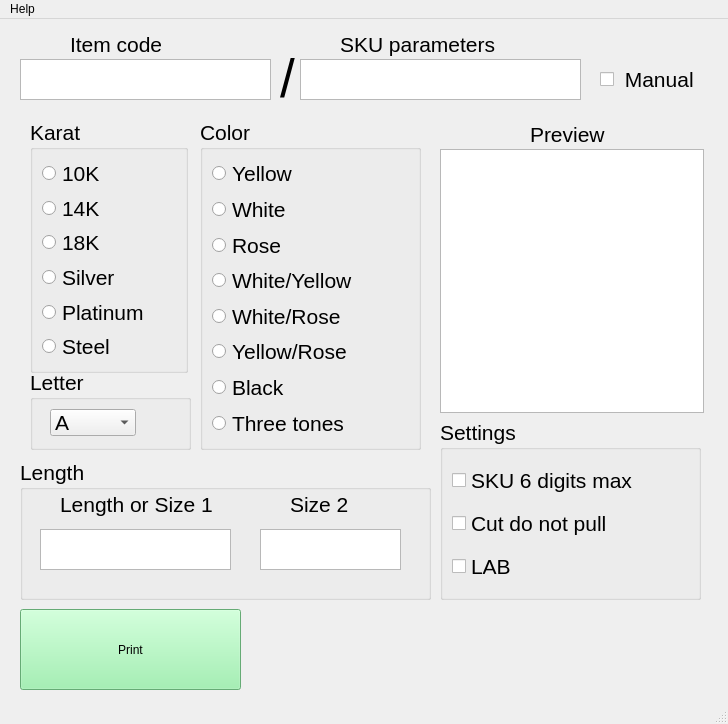
First picture: the form in QRtag.ui, repository svedbox/QRtag, before the edit.
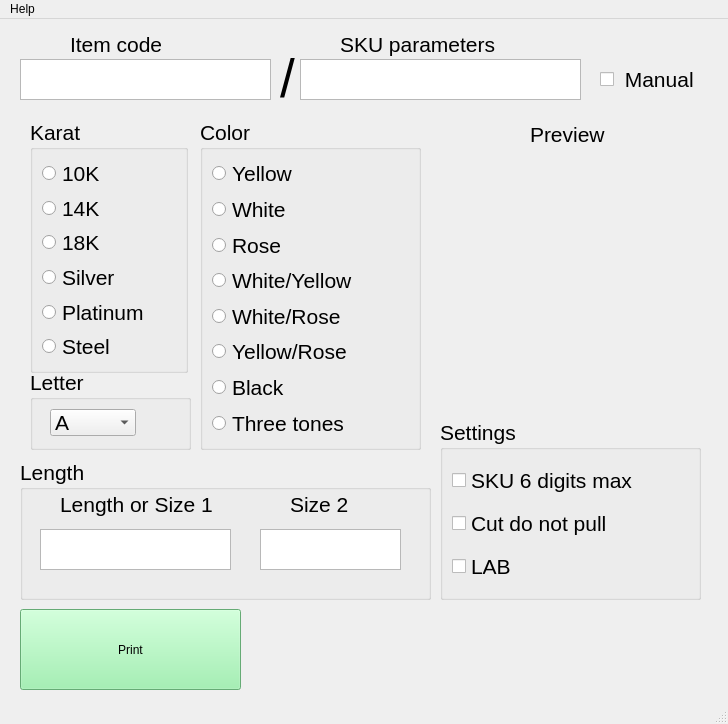
Second picture: the form after the edit.

```diff
--- a/QRtag.ui
+++ b/QRtag.ui
@@ -48,22 +48,6 @@
      <string>Preview</string>
     </property>
    </widget>
-   <widget class="QGraphicsView" name="graphicsView">
-    <property name="geometry">
-     <rect>
-      <x>440</x>
-      <y>130</y>
-      <width>264</width>
-      <height>264</height>
-     </rect>
-    </property>
-    <property name="font">
-     <font>
-      <family>Arial</family>
-      <pointsize>16</pointsize>
-     </font>
-    </property>
-   </widget>
    <widget class="QLabel" name="label_2">
     <property name="geometry">
      <rect>
@@ -737,6 +721,19 @@
      <string>Print</string>
     </property>
    </widget>
+   <widget class="QLabel" name="label_qr">
+    <property name="geometry">
+     <rect>
+      <x>445</x>
+      <y>130</y>
+      <width>264</width>
+      <height>264</height>
+     </rect>
+    </property>
+    <property name="text">
+     <string/>
+    </property>
+   </widget>
    <zorder>groupBox_3</zorder>
    <zorder>label</zorder>
    <zorder>graphicsView</zorder>
```
Left out of the diff: 2 changed lines with no effect on the pictures.
